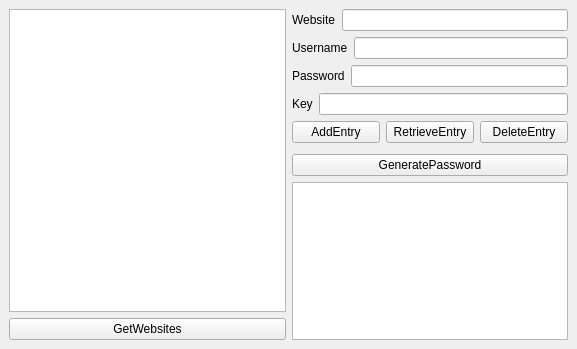
Qt form mainwindow.ui (Oroles/PasswordManagerGUI) before a commit.
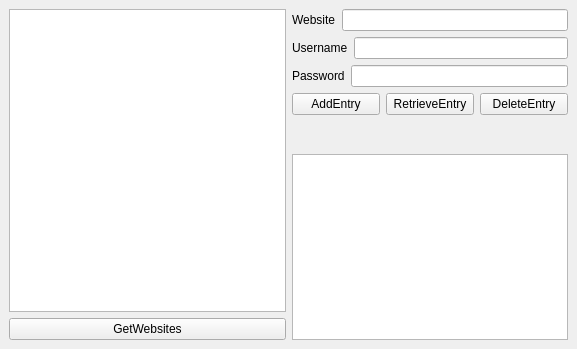
The same form after that commit.

```diff
--- a/mainwindow.ui
+++ b/mainwindow.ui
@@ -76,18 +76,7 @@
          </layout>
         </item>
         <item>
-         <layout class="QHBoxLayout" name="horizontalLayout_5">
-          <item>
-           <widget class="QLabel" name="label_4">
-            <property name="text">
-             <string>Key</string>
-            </property>
-           </widget>
-          </item>
-          <item>
-           <widget class="QLineEdit" name="lineEditKey"/>
-          </item>
-         </layout>
+         <layout class="QHBoxLayout" name="horizontalLayout_5"/>
         </item>
         <item>
          <layout class="QHBoxLayout" name="horizontalLayout_4">
@@ -128,15 +117,7 @@
          </spacer>
         </item>
         <item>
-         <layout class="QVBoxLayout" name="verticalLayout">
-          <item>
-           <widget class="QPushButton" name="buttonGeneratePassword">
-            <property name="text">
-             <string>GeneratePassword</string>
-            </property>
-           </widget>
-          </item>
-         </layout>
+         <layout class="QVBoxLayout" name="verticalLayout"/>
         </item>
        </layout>
       </item>
```
